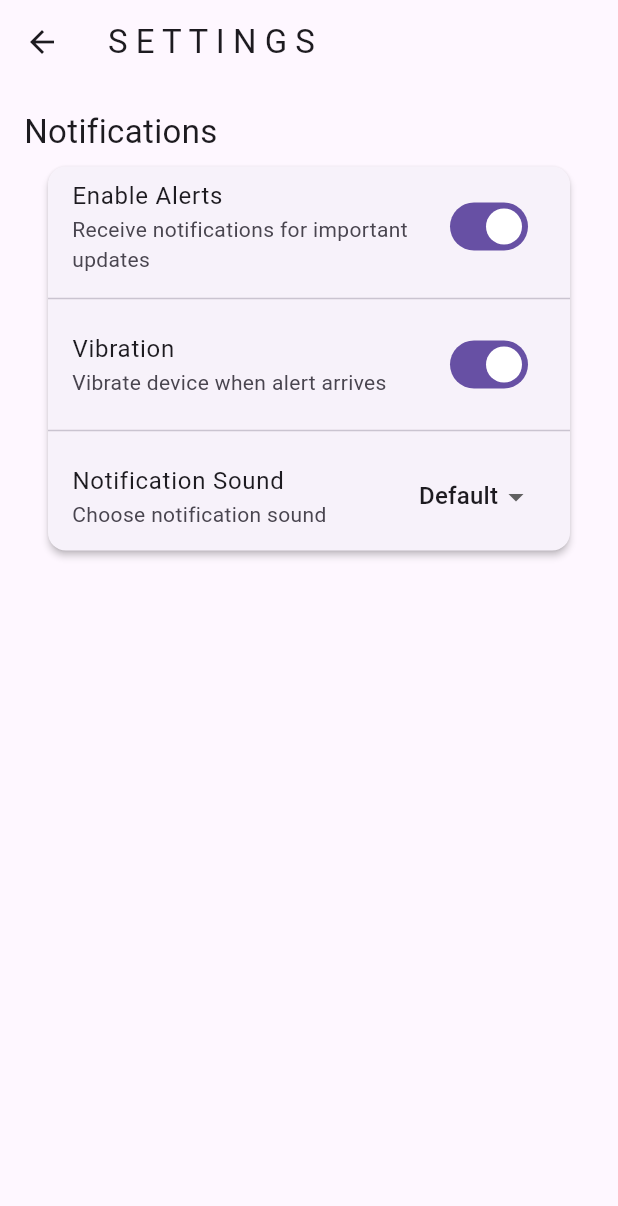
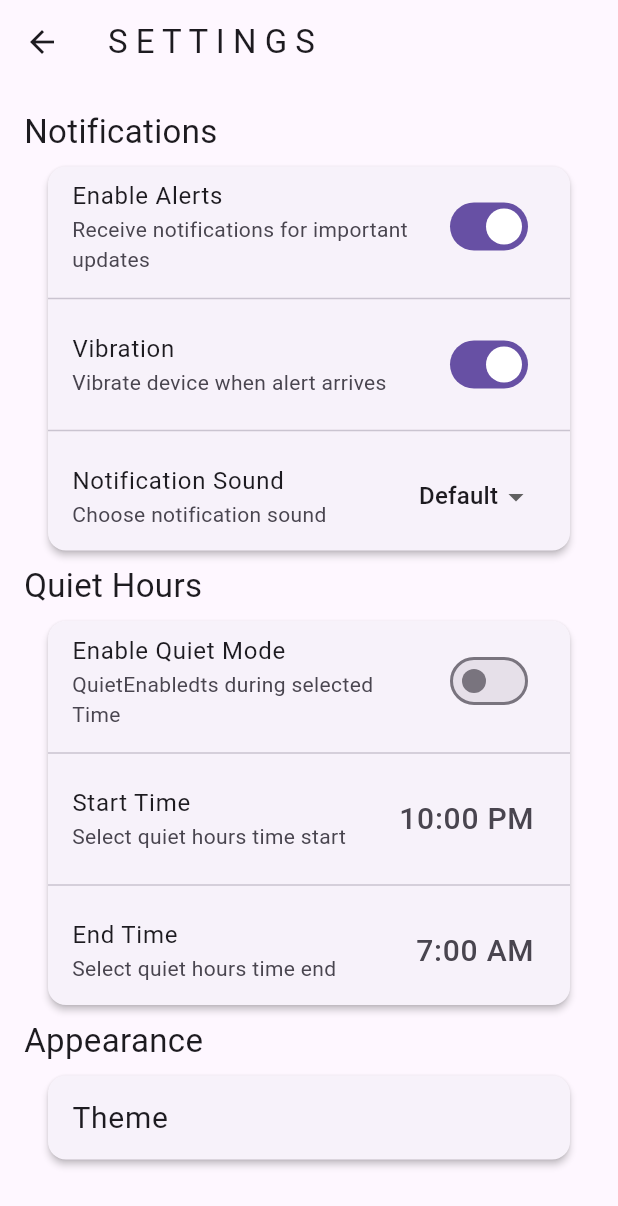
Before and after one commit to REVANTSINGH01/Code-Alert, a Flutter app: the Settings screen opened by its route, on a phone screen of 412 x 824 dp. Shown: the top 1206 px of the screen. Run offline on Flutter 3.47's test engine with Material 3 defaults, Android fonts, the phone set to English and light mode, and no system bars; our stand-ins replace flutter_svg.

Commit message:
More Changes in Settings page UI

```diff
--- a/lib/pages/settings.dart
+++ b/lib/pages/settings.dart
@@ -1,13 +1,19 @@
 import 'package:flutter/material.dart';
-class Settings extends StatelessWidget {
+class Settings extends StatefulWidget {
   const Settings({super.key});
 
   @override
+  State<Settings> createState()=> _SettingsState();
+}
+class _SettingsState extends State<Settings>{
+  TimeOfDay startTime = TimeOfDay(hour: 22, minute: 0);
+  TimeOfDay endTime=TimeOfDay(hour: 7, minute: 0);
+  bool isEnabled=true;
+  bool enabled=true;
+  String selectSound = "Default";
+  bool quietEnabled=false;
+  @override
   Widget build(BuildContext context) {
-
-    bool isEnabled=true;
-    bool enabled=true;
-    String selectSound = "Default";
     return Scaffold(
       appBar: AppBar(
         title: const Text("S E T T I N G S"),
@@ -54,15 +60,84 @@ class Settings extends StatelessWidget {
                   ],
               ),
             ),
+            const Text("Quiet Hours",style:TextStyle(fontSize:22)),
+            Card(
+              shape: RoundedRectangleBorder(
+                borderRadius: BorderRadius.circular(12)
+              ),
+              elevation: 2,
+              margin: EdgeInsets.symmetric(horizontal: 16,vertical: 8),
+              child: Column(
+                crossAxisAlignment: CrossAxisAlignment.start,
+                children: [
+                  SwitchListTile(
+                      title:Text("Enable Quiet Mode"),
+                      subtitle: Text("QuietEnabledts during selected Time"),
+                      value: quietEnabled,
+                      onChanged: (val)=>{}
+                  ),
+                  Divider(),
+                  ListTile(
+                    title: Text("Start Time"),
+                    subtitle: Text("Select quiet hours time start"),
+                    trailing: Text(
+                      startTime.format(context),style: TextStyle(fontSize: 20),
+                    ),
+                    onTap: pickStartTime,
+                  ),
+                  Divider(),
+                  ListTile(
+                    title: Text("End Time"),
+                    subtitle: Text("Select quiet hours time end"),
+                    trailing: Text(
+                      endTime.format(context),style: TextStyle(fontSize: 20),
+                    ),
+                    onTap: pickEndTime,
+                  )
+                ],
+              ),
+            ),
+            const Text("Appearance",style:TextStyle(fontSize: 22)),
+            Card(
+              shape:RoundedRectangleBorder(
+                borderRadius: BorderRadius.circular(12),
+              ),
+              elevation: 2,
+              margin: EdgeInsets.symmetric(horizontal: 16,vertical: 8),
+              child: Column(
+                crossAxisAlignment: CrossAxisAlignment.start,
+                children: [
+                  ListTile(
+                      title:Text("Theme",style: TextStyle(fontSize: 20),)
+                  ) ,
+                ],
+              ),
+            ),
           ],
         ),
       ),
     );
   }
-
+  Future<void> pickStartTime()async{
+    TimeOfDay? picked=await showTimePicker(context: context, initialTime: startTime,);
+    if(picked!=null){
+      setState((){
+        startTime=picked;
+      });
+    }
+  }
+  Future<void> pickEndTime()async {
+    TimeOfDay? picked=await showTimePicker(context: context, initialTime: endTime,);
+    if(picked!=null){
+      setState(() {
+        endTime=picked;
+      });
+    }
+  }
   void setAlert(bool Function() param0) {}
 
   void setVibrate(bool Function() param0){}
 
   void setSound(String Function() param0) {}
+
 }
```
